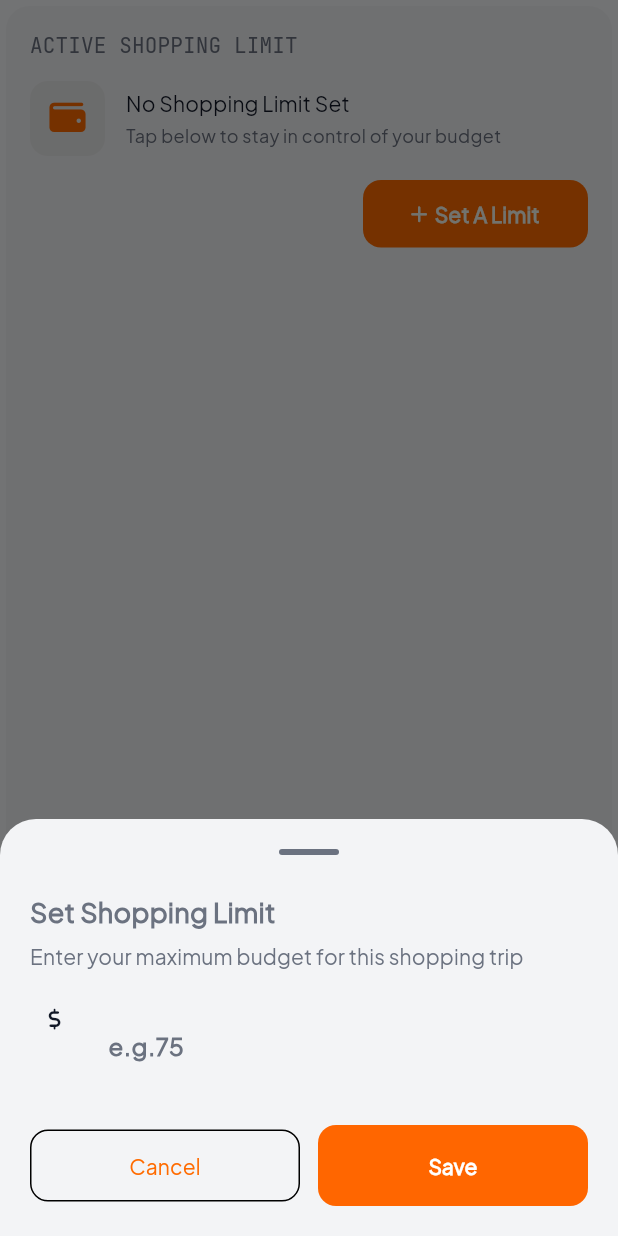
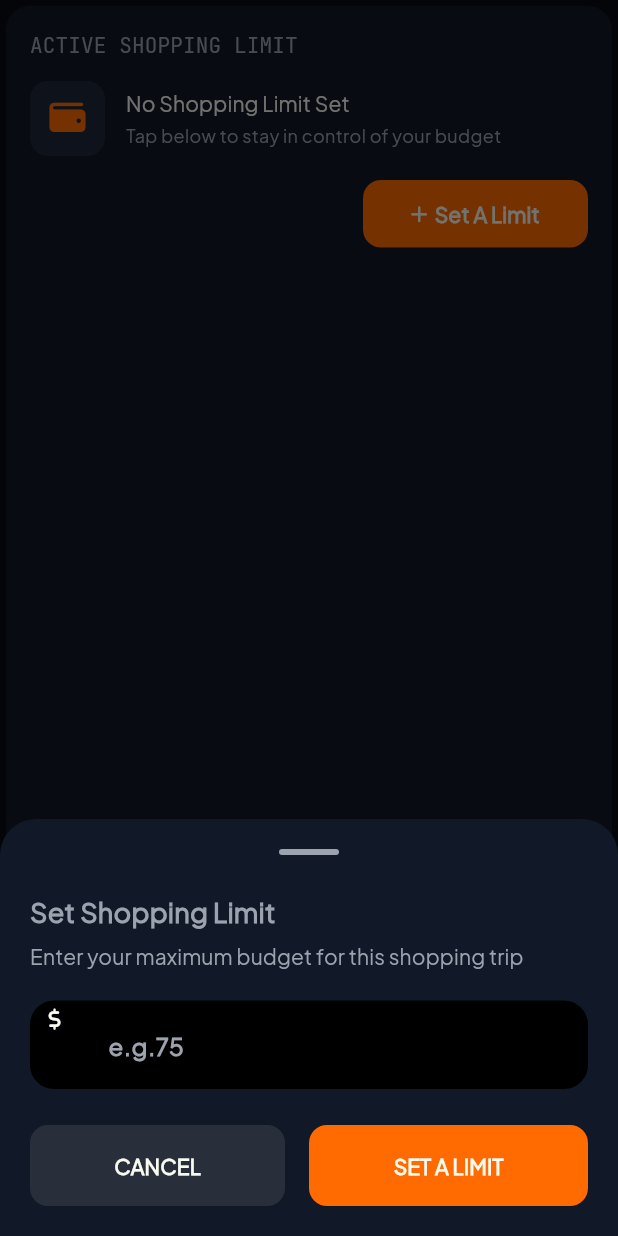
Before and after one commit to morsianisdz/smart_shop_client_app, a Flutter app: the ActiveShoppingLimitEmpty widget shown alone on an empty page, opened directly with empty values, after a tap on an icon or button, on a phone screen of 412 x 824 dp. Run offline on Flutter 3.47's test engine with Material 3 defaults, Android fonts, the phone set to English and light mode, and no system bars; our stand-ins replace badges, dio, flutter_secure_storage, font_awesome_flutter, form_builder_validators, get and 6 more; accounts and stored records are empty.

Commit message:
add set limit functionality

```diff
--- a/lib/config/themes.conf.dart
+++ b/lib/config/themes.conf.dart
@@ -3,6 +3,38 @@ import 'package:smart_shop_client_app/config/colors.conf.dart';
 import 'package:smart_shop_client_app/config/ui.conf.dart';
 
 class ThemeConf {
+
+  static ThemeData currentTheme = dark;
+
+  static ThemeData get dark => ThemeData(
+    fontFamily: fontFamily,
+    colorScheme: darkColorS,
+    iconTheme: iconThemeData,
+    textTheme: _buldTextTheme(darkColorS),
+    inputDecorationTheme: _buildInputDecorationTheme(darkColorS),
+    appBarTheme: appBarTheme,
+    elevatedButtonTheme: elevatedButtonThemeData,
+    bottomSheetTheme: bottomSheetThemeData,
+    primaryIconTheme: primaryIconTheme,
+    badgeTheme: badgeThemeData,
+    cardTheme: _buildCardTheme(darkColorS),
+    iconButtonTheme: iconButtonThemeBuilder(darkColorS),
+  );
+
+  static ThemeData get light => ThemeData(
+    fontFamily: fontFamily,
+    colorScheme: lightColorS,
+    iconTheme: iconThemeData,
+    textTheme: _buldTextTheme(lightColorS),
+    inputDecorationTheme: _buildInputDecorationTheme(lightColorS),
+    appBarTheme: appBarTheme,
+    elevatedButtonTheme: elevatedButtonThemeData,
+    bottomSheetTheme: bottomSheetThemeData,
+    primaryIconTheme: primaryIconTheme,
+    badgeTheme: badgeThemeData,
+    cardTheme: _buildCardTheme(lightColorS),
+    iconButtonTheme: iconButtonThemeBuilder(lightColorS),
+  );
 
   static const String fontFamily = 'PlusJakartaSans';
   static const String secondaryFontFamily = 'JetBrainsMono';
@@ -69,14 +101,19 @@ class ThemeConf {
     ),
   );
 
-  static InputDecorationTheme _buildInputDecorationTheme(ColorScheme colorScheme) => InputDecorationTheme(
+  static InputDecorationTheme _buildInputDecorationTheme(
+    ColorScheme colorScheme,
+  ) => InputDecorationTheme(
     filled: true,
     border: OutlineInputBorder(
       borderRadius: BorderRadius.circular(UiConf.inputCornerRadius),
       borderSide: BorderSide.none,
     ),
     errorStyle: TextStyle(fontSize: UiConf.errorTextFontSize),
-    hintStyle: TextStyle(color: colorScheme.onPrimaryContainer, fontSize: UiConf.hintFontSize),
+    hintStyle: TextStyle(
+      color: colorScheme.onPrimaryContainer,
+      fontSize: UiConf.hintFontSize,
+    ),
     fillColor: colorScheme.primaryContainer,
   );
 
@@ -119,39 +156,8 @@ class ThemeConf {
 
   static IconButtonThemeData iconButtonThemeBuilder(ColorScheme colorScheme) =>
       IconButtonThemeData(
-        style: IconButton.styleFrom(backgroundColor: colorScheme.onSurface.withValues(alpha: 0.1)),
+        style: IconButton.styleFrom(
+          backgroundColor: colorScheme.onSurface.withValues(alpha: 0.1),
+        ),
       );
-
-
-  static ThemeData get light => ThemeData(
-    fontFamily: fontFamily,
-    colorScheme: lightColorS,
-    iconTheme: iconThemeData,
-    textTheme: _buldTextTheme(lightColorS),
-    inputDecorationTheme: _buildInputDecorationTheme(lightColorS),
-    appBarTheme: appBarTheme,
-    elevatedButtonTheme: elevatedButtonThemeData,
-    bottomSheetTheme: bottomSheetThemeData,
-    primaryIconTheme: primaryIconTheme,
-    badgeTheme: badgeThemeData,
-    cardTheme: _buildCardTheme(lightColorS),
-    iconButtonTheme: iconButtonThemeBuilder(lightColorS)
-  );
-
-  static ThemeData get dark => ThemeData(
-    fontFamily: fontFamily,
-    colorScheme: darkColorS,
-    iconTheme: iconThemeData,
-    textTheme: _buldTextTheme(darkColorS),
-    inputDecorationTheme: _buildInputDecorationTheme(darkColorS),
-    appBarTheme: appBarTheme,
-    elevatedButtonTheme: elevatedButtonThemeData,
-    bottomSheetTheme: bottomSheetThemeData,
-    primaryIconTheme: primaryIconTheme,
-    badgeTheme: badgeThemeData,
-    cardTheme: _buildCardTheme(darkColorS),
-    iconButtonTheme: iconButtonThemeBuilder(darkColorS)
-  );
-
-  static ThemeData currentTheme = light;
 }
--- a/lib/constants/apis.data.dart
+++ b/lib/constants/apis.data.dart
@@ -4,4 +4,5 @@ class ApisData {
   static const String getUserData = "getUserData";
   static const String getCouponOffers = "getCoupponOffers";
   static const String serverCheckAuth = "serverCheckAuth";
+  static const String setActiveShoppingLimit = "setActiveShoppingLimit";
 }
--- a/lib/core/widgets/input_field.components.dart
+++ b/lib/core/widgets/input_field.components.dart
@@ -11,7 +11,8 @@ class CInputField extends StatelessWidget {
     this.obscure = false,
     this.prefixIcon,
     this.onChanged,
-    this.keyboardType
+    this.keyboardType,
+    this.fillColor
   });
 
   final String? text;
@@ -22,6 +23,7 @@ class CInputField extends StatelessWidget {
   final Widget? prefixIcon;
   final void Function(String)? onChanged;
   final TextInputType? keyboardType;
+  final Color? fillColor;
 
   @override
   Widget build(BuildContext context) {
@@ -33,6 +35,7 @@ class CInputField extends StatelessWidget {
       autovalidateMode: AutovalidateMode.onUserInteraction,
       keyboardType: keyboardType,
       decoration: InputDecoration(
+        fillColor: fillColor,
         prefixIcon: prefixIcon!.paddingSymmetric(horizontal: 12),
         hintText: text,
         floatingLabelAlignment: FloatingLabelAlignment.center
--- a/lib/features/cart/components/cart_item.component.dart
+++ b/lib/features/cart/components/cart_item.component.dart
@@ -71,11 +71,13 @@ class CartItem extends StatelessWidget {
               _buildQuantityButton(
                 icon: FontAwesomeIcons.minus,
                 onPressed: () {},
+                context: context
               ),
               cTitleMedium(context, product.qty.toString()).paddingSymmetric(horizontal: 12),
               _buildQuantityButton(
                 icon: FontAwesomeIcons.plus,
                 onPressed: () {},
+                context: context
               ),
             ]),
           ],
@@ -88,6 +90,7 @@ class CartItem extends StatelessWidget {
   Widget _buildQuantityButton({
     required FaIconData icon,
     required VoidCallback onPressed,
+    required BuildContext context
   }) {
     return SizedBox(
       width: 32,
@@ -96,7 +99,7 @@ class CartItem extends StatelessWidget {
         padding: EdgeInsets.zero,
         onPressed: onPressed,
         style: ButtonStyle(
-          backgroundColor: WidgetStateProperty.all(const Color(0xFF222B3E)),
+          backgroundColor: WidgetStateProperty.all(colorScheme(context).onPrimaryContainer),
           shape: WidgetStateProperty.all(
             RoundedRectangleBorder(borderRadius: BorderRadius.circular(10)),
           ),
--- a/lib/features/home/components/active_shopping_limit_empty.component.dart
+++ b/lib/features/home/components/active_shopping_limit_empty.component.dart
@@ -49,7 +49,7 @@ class ActiveShoppingLimitEmpty extends StatelessWidget {
         row([
           CButton.withIcon(
             () {
-              homeProvider.onSetLimitPressed(context);
+              homeProvider.onSetLimitPressed(context, homeProvider);
             },
             cTitleSmall(
               context,
--- a/lib/features/home/components/set_shopping_limit_modal_sheet.component.dart
+++ b/lib/features/home/components/set_shopping_limit_modal_sheet.component.dart
@@ -6,10 +6,15 @@ import 'package:smart_shop_client_app/core/helpers/colors.helper.dart';
 import 'package:smart_shop_client_app/core/helpers/list_widget.helper.dart';
 import 'package:smart_shop_client_app/core/helpers/text_style.helper.dart';
 import 'package:smart_shop_client_app/core/widgets/input_field.components.dart';
+import 'package:smart_shop_client_app/features/home/providers/home.provider.dart';
 import 'package:smart_shop_client_app/features/scan/components/drag_handle.component.dart';
+import 'package:smart_shop_client_app/core/widgets/button.component.dart';
+import 'package:velocity_x/velocity_x.dart';
 
 class SetShoppingLimitModalSheet extends StatelessWidget {
-  const SetShoppingLimitModalSheet({super.key});
+  const SetShoppingLimitModalSheet({super.key, required this.homeProvider});
+
+  final HomeProvider homeProvider;
 
   @override
   Widget build(BuildContext context) {
@@ -37,52 +42,35 @@ class SetShoppingLimitModalSheet extends StatelessWidget {
             AppText.enterYourMaximumBudgetForThisShoppingTrip.tr,
           ).paddingOnly(bottom: 20),
           CInputField(
-            controller: TextEditingController(),
+            controller: homeProvider.limitFieldController,
             prefixIcon: FaIcon(FontAwesomeIcons.dollarSign, size: 14),
             text: AppText.egx.trArgs(["75"]),
             keyboardType: const TextInputType.numberWithOptions(decimal: true),
+            fillColor: colorScheme(context).onPrimary,
           ).paddingOnly(bottom: 24),
 
           row([
-            Expanded(
-              child: OutlinedButton(
-                onPressed: () => Get.back(),
-                style: OutlinedButton.styleFrom(
-                  padding: const EdgeInsets.symmetric(vertical: 14),
-                  shape: RoundedRectangleBorder(
-                    borderRadius: BorderRadius.circular(12),
-                  ),
-                ),
-                child: const Text('Cancel'),
+            CButton.textOnly(
+              Get.back,
+              cTitleSmall(
+                context,
+                AppText.cancel.tr.toUpperCase(),
+                color: colorScheme(context).onSurface,
+                fontWeight: FontWeight.bold,
               ),
-            ),
-            const SizedBox(width: 12),
-            Expanded(
-              child: ElevatedButton(
-                onPressed: () {
-                  /* final double? parsedLimit = double.tryParse(limitController.text);
-                    if (parsedLimit != null && parsedLimit > 0) {
-                      homeProvider.updateShoppingLimit(parsedLimit);
-                      Get.back();
-                    } else {
-                      Get.snackbar('Error', 'Please enter a valid amount', snackPosition: SnackPosition.BOTTOM);
-                    } */
-                },
-                style: ElevatedButton.styleFrom(
-                  backgroundColor: const Color(0xFFFF6600),
-                  foregroundColor: Colors.white,
-                  elevation: 0,
-                  padding: const EdgeInsets.symmetric(vertical: 14),
-                  shape: RoundedRectangleBorder(
-                    borderRadius: BorderRadius.circular(12),
-                  ),
-                ),
-                child: const Text(
-                  'Save',
-                  style: TextStyle(fontWeight: FontWeight.bold),
-                ),
+              backgroundColor: colorScheme(
+                context,
+              ).onSurface.withValues(alpha: 0.1),
+            ).paddingOnly(right: 16).expand(),
+            CButton.textOnly(
+              homeProvider.setLimit,
+              cTitleSmall(
+                context,
+                AppText.setALimit.tr.toUpperCase(),
+                color: colorScheme(context).onSurface,
+                fontWeight: FontWeight.bold,
               ),
-            ),
+            ).expand(),
           ]),
         ],
         size: MainAxisSize.min,
--- a/lib/features/home/providers/home.provider.dart
+++ b/lib/features/home/providers/home.provider.dart
@@ -1,14 +1,24 @@
 import 'package:flutter/material.dart';
+import 'package:get/get.dart';
+import 'package:get_it/get_it.dart';
 import 'package:smart_shop_client_app/core/widgets/snackbar.component.dart';
 import 'package:smart_shop_client_app/features/home/components/set_shopping_limit_modal_sheet.component.dart';
 import 'package:smart_shop_client_app/features/offers/models/coupon_off.model.dart';
 import 'package:smart_shop_client_app/features/offers/repositories/offer.repository.dart';
+import 'package:smart_shop_client_app/shared/providers/user.provider.dart';
+import 'package:smart_shop_client_app/shared/repositories/carts.repositories.dart';
 
 class HomeProvider extends ChangeNotifier {
   bool _isLoading = true;
+  bool _isButtonLoading = true;
   late List<CouponOfferModel> offers;
 
   bool get isLoading => _isLoading;
+  bool get isButtonLoading => _isButtonLoading;
+
+  TextEditingController get limitFieldController => _limitFieldController;
+
+  final TextEditingController _limitFieldController = TextEditingController();
 
   void initiate() async {
     await getOffers();
@@ -24,19 +34,42 @@ class HomeProvider extends ChangeNotifier {
     }
   }
 
-  void onSetLimitPressed(BuildContext context) async {
-    await _showSetLimitModalSheet(context);
+  void onSetLimitPressed(BuildContext context, HomeProvider homeProvider) async {
+    _isButtonLoading = false;
+    notifyListeners();
+    await _showSetLimitModalSheet(context, homeProvider);
   }
 
-  Future<void> _showSetLimitModalSheet(BuildContext context) async {
+  Future<void> _showSetLimitModalSheet(BuildContext context, HomeProvider homeProvider) async {
     showModalBottomSheet(
       context: context,
       isScrollControlled: true,
       backgroundColor:
           Colors.transparent, // Required for custom rounded corners
       builder: (context) {
-        return SetShoppingLimitModalSheet();
+        return SetShoppingLimitModalSheet(homeProvider: homeProvider);
       },
     );
   }
+
+  void setLimit() async {
+    _isButtonLoading = true;
+    notifyListeners();
+
+    double limit = double.parse(_limitFieldController.text);
+
+    try {
+      await CartsRepositories().setActiveShoppingLimit(limit);
+    } catch (e) {
+      CSnackBar.failed(e.toString());
+      return;
+    }
+
+    _isButtonLoading = false;
+    notifyListeners();
+
+    GetIt.instance<UserProvider>().user!.activeShoppingLimit = limit;
+
+    Get.back();
+  }
 }
--- a/lib/shared/models/user.model.dart
+++ b/lib/shared/models/user.model.dart
@@ -27,7 +27,7 @@ class User {
   final String? phoneNumber;
   final int points;
   final int memberStatus;
-  final double activeShoppingLimit;
+  double activeShoppingLimit;
 
   factory User.fromJson(dynamic json) {
     return User(
--- a/lib/shared/repositories/carts.repositories.dart
+++ b/lib/shared/repositories/carts.repositories.dart
@@ -1,4 +1,6 @@
 import 'package:get_it/get_it.dart';
+import 'package:smart_shop_client_app/constants/apis.data.dart';
+import 'package:smart_shop_client_app/core/services/http.service.dart';
 import 'package:smart_shop_client_app/core/services/sqlite.service.dart';
 import 'package:smart_shop_client_app/shared/models/cart.model.dart';
 import 'package:smart_shop_client_app/shared/models/product.model.dart';
@@ -61,4 +63,12 @@ class CartsRepositories {
       rethrow;
     }
   }
+
+  Future<void> setActiveShoppingLimit(double limit) async {
+    try {
+      await HttpService().post(ApisData.setActiveShoppingLimit, {"limit": limit});
+    } catch (e) {
+      rethrow;
+    }
+  }
 }
```
